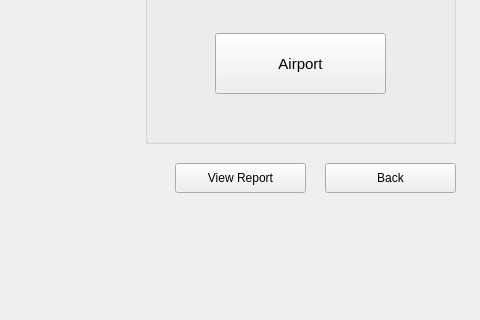
Muneeba-Badar/DB-Final-Project, file airportManager.ui: the form before one commit; both pictures show x 125 to 605 and y 247 to 567 of the 812 by 567 pixel window.
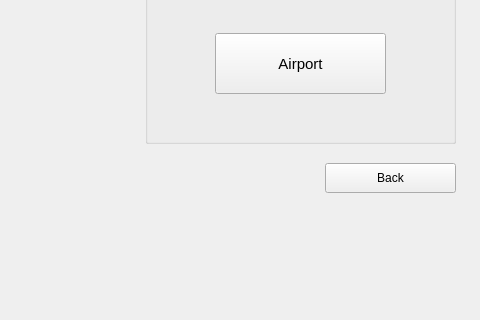
The form after the commit.

```diff
--- a/airportManager.ui
+++ b/airportManager.ui
@@ -107,24 +107,6 @@
      <string>Airport Manager</string>
     </property>
    </widget>
-   <widget class="QPushButton" name="airportReport">
-    <property name="geometry">
-     <rect>
-      <x>300</x>
-      <y>410</y>
-      <width>131</width>
-      <height>30</height>
-     </rect>
-    </property>
-    <property name="font">
-     <font>
-      <pointsize>9</pointsize>
-     </font>
-    </property>
-    <property name="text">
-     <string>View Report</string>
-    </property>
-   </widget>
   </widget>
   <widget class="QMenuBar" name="menubar">
    <property name="geometry">
```
